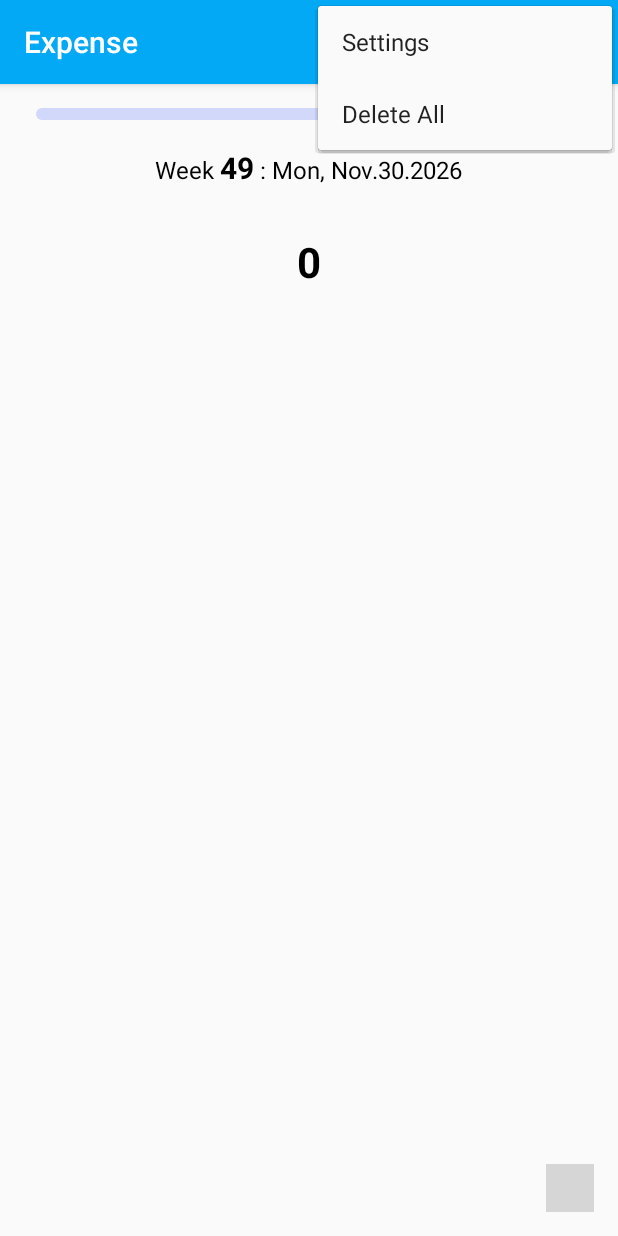
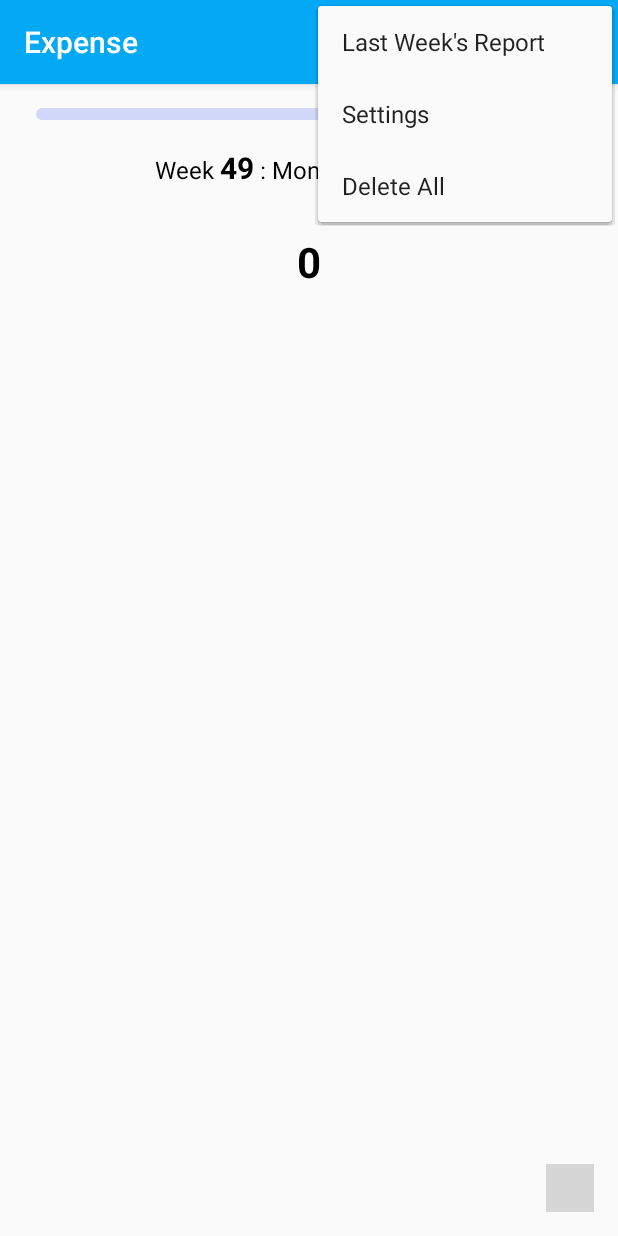
Before and after one commit to khash021/Expense, an Android app: the screen it shows after launch (MainActivity), with the options menu open, on a phone screen of 412 x 824 dp. Run offline under Robolectric (Android 15) with nearby library versions, the phone set to English and light mode, and no system bars; libraries missing offline, so code that uses them is left out: com.leinardi.android, io.realm; plain views replace SpeedDialView; 25 statements that could not run were skipped; grey boxes are pictures that could not be loaded.

Commit message:
ADDED LAST WEEK REPORT TO MAINACTIVITY

```diff
--- a/app/src/main/java/tech/khash/expense/MainActivity.java
+++ b/app/src/main/java/tech/khash/expense/MainActivity.java
@@ -6,6 +6,7 @@ import android.text.Spanned;
 import android.view.Menu;
 import android.view.MenuItem;
 import android.view.View;
+import android.widget.ImageButton;
 import android.widget.LinearLayout;
 import android.widget.ProgressBar;
 import android.widget.TextView;
@@ -38,10 +39,12 @@ public class MainActivity extends BaseActivity implements View.OnClickListener,
     private LinearLayout foodContainer, alcoholContainer, weedContainer, gasContainer,
             accommContainer, gearContainer, otherContainer;
     private View overlayView;
-    private ProgressBar progressBar;
+    private ImageButton imageButtonClose;
+    private ProgressBar progressBarBudget, progressBarLoading;
+    private boolean isReportMenu = false;
 
     //TODO: move this to shared pref
-    private static final int WEEK_LIMIT = 350;
+    public static final int WEEK_LIMIT = 350;
 
     @Override
     protected void onCreate(Bundle savedInstanceState) {
@@ -58,12 +61,17 @@ public class MainActivity extends BaseActivity implements View.OnClickListener,
     @Override
     protected void onResume() {
         super.onResume();
+        isReportMenu = false;
+        invalidateOptionsMenu();
         updateView();
     }
 
     private void initViews() {
         fab = findViewById(R.id.fab);
         overlayView = findViewById(R.id.fab_overlay);
+
+        imageButtonClose = findViewById(R.id.image_close);
+        imageButtonClose.setOnClickListener(this);
 
         weekTitleText = findViewById(R.id.text_title_date);
         foodText = findViewById(R.id.text_food);
@@ -84,7 +92,8 @@ public class MainActivity extends BaseActivity implements View.OnClickListener,
         gearContainer = findViewById(R.id.container_gear);
         otherContainer = findViewById(R.id.container_other);
 
-        progressBar = findViewById(R.id.progress_bar);
+        progressBarBudget = findViewById(R.id.progress_bar_budget);
+        progressBarLoading = findViewById(R.id.progress_bar_loading);
     }
 
     private void setupFab() {
@@ -153,6 +162,8 @@ public class MainActivity extends BaseActivity implements View.OnClickListener,
     }
 
     private void updateView() {
+        progressBarLoading.setVisibility(View.VISIBLE);
+        if (!isReportMenu) {
             int thisWeek = DateTimeUtil.getWeekOfTheYear();
             String mondayStr = DateTimeUtil.getMondayDateTimeStr();
 
@@ -207,19 +218,78 @@ public class MainActivity extends BaseActivity implements View.OnClickListener,
 
             int percentTotal = getPercentTotal(total);
             updateProgressBar(percentTotal);
+        } else {
+            int lastWeek = DateTimeUtil.getWeekOfTheYear() - 1;
+            //TODO monday string
+            //String mondayStr = DateTimeUtil.getMondayDateTimeStr();
+
+            //String title = getString(R.string.main_report_title_date, lastWeek, mondayStr);
+            //Spanned styledTitle = HtmlCompat.fromHtml(title, HtmlCompat.FROM_HTML_MODE_LEGACY);
+            //weekTitleText.setText(styledTitle);
+            weekTitleText.setText("Week - " + lastWeek);
+
+            int food = CalculateUtil.getWeekTotalTyped(lastWeek, ExpenseEntity.FOOD);
+            if (food > 0) {
+                foodContainer.setVisibility(View.VISIBLE);
+                foodText.setText(String.valueOf(food));
+            }
+
+            int alcohol = CalculateUtil.getWeekTotalTyped(lastWeek, ExpenseEntity.ALCOHOL);
+            if (alcohol > 0) {
+                alcoholContainer.setVisibility(View.VISIBLE);
+                alcoholText.setText(String.valueOf(alcohol));
+            }
+
+            int weed = CalculateUtil.getWeekTotalTyped(lastWeek, ExpenseEntity.WEED);
+            if (weed > 0) {
+                weedContainer.setVisibility(View.VISIBLE);
+                weedText.setText(String.valueOf(weed));
+            }
+
+            int gas = CalculateUtil.getWeekTotalTyped(lastWeek, ExpenseEntity.GAS);
+            if (gas > 0) {
+                gasContainer.setVisibility(View.VISIBLE);
+                gasText.setText(String.valueOf(gas));
+            }
+
+            int accommodation = CalculateUtil.getWeekTotalTyped(lastWeek, ExpenseEntity.ACCOMMODATION);
+            if (accommodation > 0) {
+                accommContainer.setVisibility(View.VISIBLE);
+                accommText.setText(String.valueOf(accommodation));
+            }
+
+            int other = CalculateUtil.getWeekTotalTyped(lastWeek, ExpenseEntity.OTHER);
+            if (other > 0) {
+                otherContainer.setVisibility(View.VISIBLE);
+                otherText.setText(String.valueOf(other));
+            }
+
+            int gear = CalculateUtil.getWeekTotalTyped(lastWeek, ExpenseEntity.GEAR);
+            if (gear > 0) {
+                gearContainer.setVisibility(View.VISIBLE);
+                gearText.setText(String.valueOf(gear));
+            }
+
+            int total = CalculateUtil.getWeekTotal(lastWeek);
+            totalText.setText(String.valueOf(total));
+
+            int percentTotal = getPercentTotal(total);
+            updateProgressBar(percentTotal);
+        }
+        progressBarLoading.setVisibility(View.GONE);
     }
 
     private void updateProgressBar(int percentTotal) {
-        progressBar.setProgressDrawable(ContextCompat.getDrawable(this, R.drawable.progress_bar));
+        progressBarBudget.setProgressDrawable(ContextCompat.getDrawable(this, R.drawable.progress_bar));
         if (percentTotal < 80) {
-            progressBar.setProgressDrawable(ContextCompat.getDrawable(this, R.drawable.progress_bar));
-            progressBar.setProgress(percentTotal, true);
+            progressBarBudget.setProgressDrawable(ContextCompat.getDrawable(this, R.drawable.progress_bar));
+            progressBarBudget.setProgress(percentTotal, true);
         } else if (percentTotal < 100) {
-            progressBar.setProgressDrawable(ContextCompat.getDrawable(this, R.drawable.progress_bar));
-            progressBar.setSecondaryProgress(percentTotal);
+            progressBarBudget.setProgressDrawable(ContextCompat.getDrawable(this, R.drawable.progress_bar));
+            progressBarBudget.setSecondaryProgress(percentTotal);
         } else {
-            progressBar.setProgressDrawable(ContextCompat.getDrawable(this, R.drawable.progress_bar_red));
-            progressBar.setProgress(100, true);
+            progressBarBudget.setProgressDrawable(ContextCompat.getDrawable(this, R.drawable.progress_bar_red));
+            progressBarBudget.setProgress(100, true);
         }
     }
 
@@ -252,6 +322,11 @@ public class MainActivity extends BaseActivity implements View.OnClickListener,
         switch (v.getId()) {
             case R.id.fab_overlay:
                 closeFab();
+                break;
+            case R.id.image_close:
+                isReportMenu = false;
+                invalidateOptionsMenu();
+                updateView();
                 break;
             default:
                 break;
@@ -298,7 +373,15 @@ public class MainActivity extends BaseActivity implements View.OnClickListener,
 
     @Override
     public boolean onCreateOptionsMenu(Menu menu) {
+        if (isReportMenu) {
+            getMenuInflater().inflate(R.menu.menu_report, menu);
+            imageButtonClose.setVisibility(View.VISIBLE);
+            setTitle(R.string.last_week_report);
+        } else {
             getMenuInflater().inflate(R.menu.menu_main, menu);
+            imageButtonClose.setVisibility(View.GONE);
+            setTitle(R.string.app_name);
+        }
         return true;
     }
 
@@ -317,6 +400,17 @@ public class MainActivity extends BaseActivity implements View.OnClickListener,
             case R.id.action_chart:
                 Intent chartIntent = new Intent(MainActivity.this, ChartActivity.class);
                 startActivity(chartIntent);
+                return true;
+            case R.id.action_report_last_week:
+                isReportMenu = true;
+                invalidateOptionsMenu();
+                updateView();
+                return true;
+            case R.id.action_revert:
+                isReportMenu = false;
+                invalidateOptionsMenu();
+                updateView();
+                return true;
             default:
                 return super.onOptionsItemSelected(item);
         }
--- /dev/null
+++ b/app/src/main/res/drawable/ic_arrow_back_white_24dp.xml
@@ -0,0 +1,5 @@
+<vector android:height="24dp" android:tint="#FFFFFF"
+    android:viewportHeight="24.0" android:viewportWidth="24.0"
+    android:width="24dp" xmlns:android="http://schemas.android.com/apk/res/android">
+    <path android:fillColor="#FF000000" android:pathData="M20,11H7.83l5.59,-5.59L12,4l-8,8 8,8 1.41,-1.41L7.83,13H20v-2z"/>
+</vector>
--- a/app/src/main/res/layout/activity_main.xml
+++ b/app/src/main/res/layout/activity_main.xml
@@ -20,6 +20,19 @@
 
     </com.google.android.material.appbar.AppBarLayout>
 
+    <ImageButton
+        android:id="@+id/image_close"
+        android:layout_width="30dp"
+        android:layout_height="30dp"
+        android:scaleType="fitCenter"
+        android:src="@drawable/ic_x_white"
+        android:background="@android:color/transparent"
+        android:layout_marginStart="12dp"
+        android:layout_marginTop="12dp"
+        android:visibility="gone"
+        tools:visibility="visible"/>
+
+
     <View
         android:id="@+id/fab_overlay"
         android:layout_width="match_parent"
--- a/app/src/main/res/layout/content_main.xml
+++ b/app/src/main/res/layout/content_main.xml
@@ -204,7 +204,7 @@
     </LinearLayout>
 
     <ProgressBar
-        android:id="@+id/progress_bar"
+        android:id="@+id/progress_bar_budget"
         style="?android:attr/progressBarStyleHorizontal"
         android:layout_width="match_parent"
         android:layout_height="8dp"
@@ -225,8 +225,19 @@
         android:layout_marginTop="12dp"
         app:layout_constraintEnd_toEndOf="parent"
         app:layout_constraintStart_toStartOf="parent"
-        app:layout_constraintTop_toBottomOf="@id/progress_bar"
+        app:layout_constraintTop_toBottomOf="@id/progress_bar_budget"
         tools:text="Week 5: Monday, Feb.12.2020" />
+
+    <ProgressBar
+        android:id="@+id/progress_bar_loading"
+        android:layout_width="wrap_content"
+        android:layout_height="wrap_content"
+        app:layout_constraintStart_toStartOf="parent"
+        app:layout_constraintEnd_toEndOf="parent"
+        app:layout_constraintTop_toTopOf="parent"
+        app:layout_constraintBottom_toBottomOf="parent"
+        android:visibility="gone"
+        tools:visibility="visible" />
 
 
 </androidx.constraintlayout.widget.ConstraintLayout>
--- a/app/src/main/res/layout/expense_list_item.xml
+++ b/app/src/main/res/layout/expense_list_item.xml
@@ -8,8 +8,8 @@
 
     <ImageView
         android:id="@+id/image"
-        android:layout_height="24dp"
-        android:layout_width="24dp"
+        android:layout_height="36dp"
+        android:layout_width="36dp"
         tools:src="@drawable/weed_header"
         android:scaleType="fitCenter"
         app:layout_constraintTop_toTopOf="parent"
--- a/app/src/main/res/menu/menu_main.xml
+++ b/app/src/main/res/menu/menu_main.xml
@@ -18,6 +18,12 @@
         app:showAsAction="ifRoom" />
 
     <item
+        android:id="@+id/action_report_last_week"
+        android:orderInCategory="30"
+        android:title="@string/last_week_report"
+        app:showAsAction="never" />
+
+    <item
         android:id="@+id/action_settings"
         android:orderInCategory="100"
         android:title="@string/action_settings"
--- /dev/null
+++ b/app/src/main/res/menu/menu_report.xml
@@ -0,0 +1,12 @@
+<?xml version="1.0" encoding="utf-8"?>
+<menu xmlns:android="http://schemas.android.com/apk/res/android"
+    xmlns:app="http://schemas.android.com/apk/res-auto">
+
+    <item
+        android:id="@+id/action_revert"
+        android:orderInCategory="10"
+        android:icon="@drawable/ic_arrow_back_white_24dp"
+        android:title="@string/last_week_report"
+        app:showAsAction="always" />
+
+</menu>
--- a/app/src/main/res/values/colors.xml
+++ b/app/src/main/res/values/colors.xml
@@ -40,4 +40,6 @@
     <color name="white">#ffffff</color>
     <color name="dark_grey">#3a3a3a</color>
 
+    <color name="transparent">#80FFFFFF</color>
+
 </resources>
--- a/app/src/main/res/values/strings.xml
+++ b/app/src/main/res/values/strings.xml
@@ -59,7 +59,10 @@
     <string name="main_report_title_date">Week &lt;big>&lt;b>%1d&lt;/b>&lt;/big> : %2s</string>
     <string name="switch_expense_type">Switch Expense Type</string>
     <string name="chart">Chart</string>
+
+
     <string name="this_week_chart">This week\'s Chart</string>
+    <string name="last_week_report">Last Week\'s Report</string>
 
 
 </resources>
```
Also changed, not shown: app/src/main/java/tech/khash/expense/util/DialogUtil.java (+1 -28 lines), app/src/main/res/values/styles.xml (+10 -0 lines), app/src/main/res/layout/dialog_expense_list.xml (renamed from app/src/main/res/layout/alert_dialog_expense_list.xml). Lines whose indentation alone changed are shown as unchanged.
